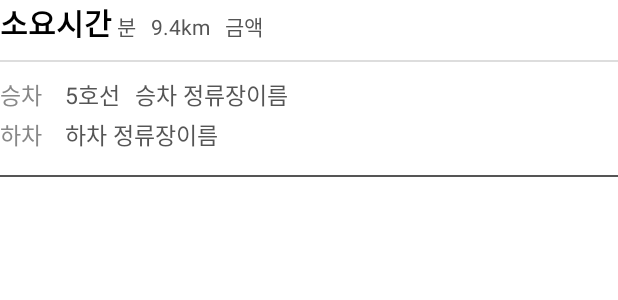
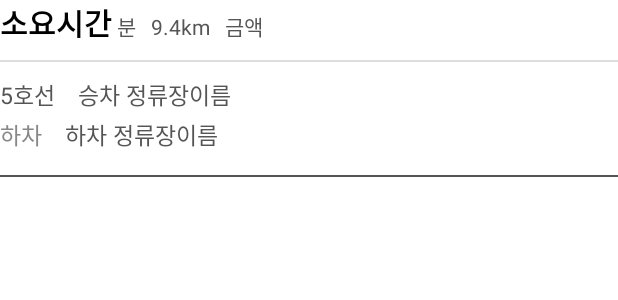
Before and after one commit to ljsil1204/keepTheTime, an Android app: the layout path_list_item.xml on its own in the app's theme, with its tools: preview values and no code run, on a phone screen of 412 x 824 dp. Shown: the top 300 px of the screen. Run offline under Robolectric (Android 15) with nearby library versions, the phone set to English and light mode, and no system bars; network calls fail.

Commit message:
#20 지하철 목록 데이터 UI 반영

```diff
--- a/app/src/main/res/layout/path_list_item.xml
+++ b/app/src/main/res/layout/path_list_item.xml
@@ -59,18 +59,10 @@
         android:orientation="horizontal">
 
         <TextView
+            android:id="@+id/txtTrafficCode"
             android:layout_width="wrap_content"
             android:layout_height="wrap_content"
             android:layout_marginEnd="15dp"
-            android:text="승차"
-            android:textSize="15sp"
-            android:textColor="@color/gray_800"/>
-
-        <TextView
-            android:id="@+id/txtTrafficCode"
-            android:layout_width="wrap_content"
-            android:layout_height="wrap_content"
-            android:layout_marginEnd="10dp"
             android:text="5호선"
             android:textSize="15sp"
             android:textColor="@color/gray_500"/>
```
Also changed, not shown: app/src/main/java/com/leejinsil/keepthetime/adapters/PathListRecyclerViewAdapter.kt (+14 -10 lines), app/src/main/java/com/leejinsil/keepthetime/fragments/SubwayFragment.kt (+0 -7 lines).
